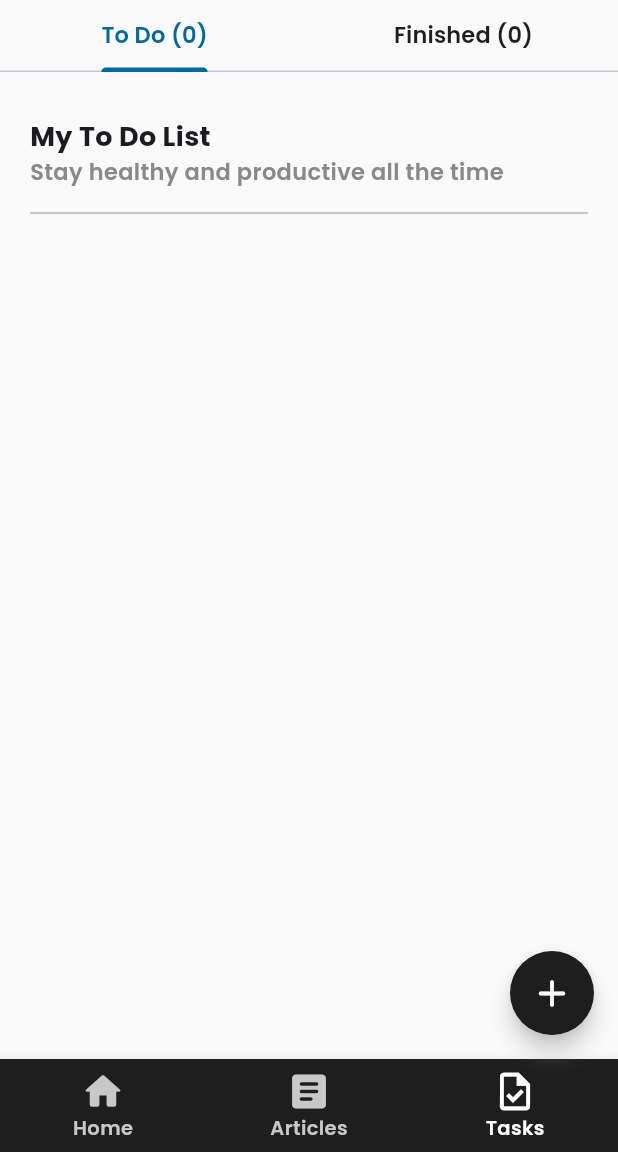
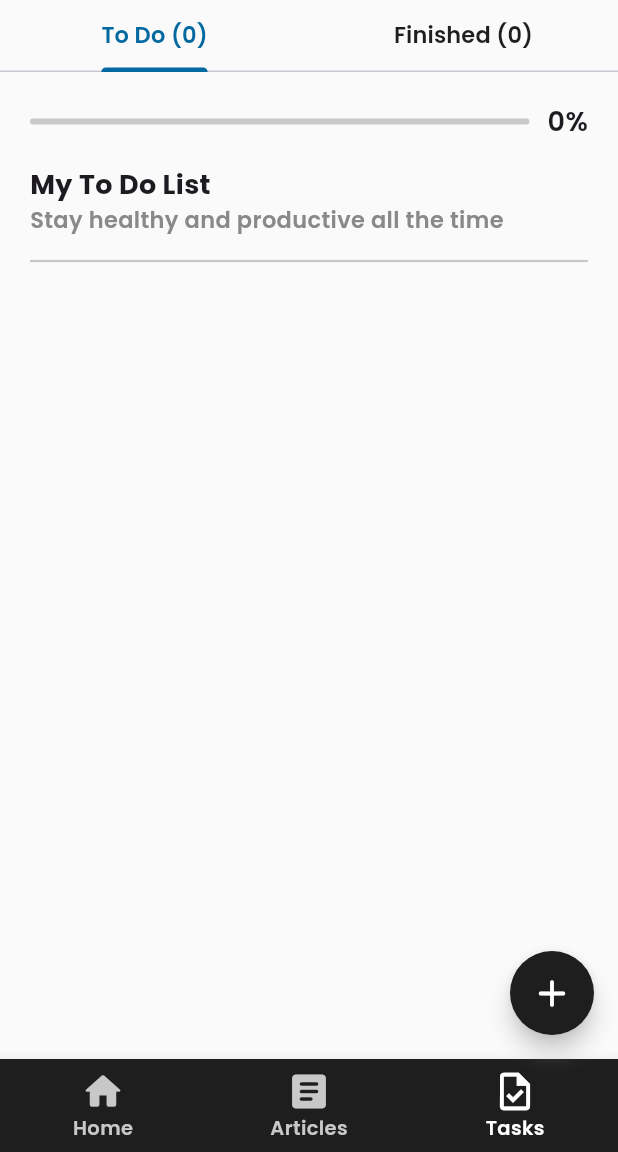
Before and after one commit to evelyn-zhan/cinnamon-health-app, a Flutter app: the screen it shows after launch, item 3 of the bottom bar chosen, on a phone screen of 412 x 824 dp, the part 84-1236 px from its top. Run offline on Flutter 3.47's test engine with Material 3 defaults, Android fonts, the phone set to English and light mode, and no system bars; our stand-ins replace google_fonts.

Commit message:
add Tooltip and LinearProgressIndicator widgets on Tasks page

```diff
--- a/lib/components/add_task_button.dart
+++ b/lib/components/add_task_button.dart
@@ -6,7 +6,9 @@ class AddTaskButton extends StatelessWidget {
 
   @override
   Widget build(BuildContext context) {
-    return FloatingActionButton(
+    return Tooltip(
+      message: "Add New Task",
+      child: FloatingActionButton(
         onPressed: () {
           showModalBottomSheet(
             // backgroundColor: Color(0xFFFAFAFA),
@@ -19,6 +21,7 @@ class AddTaskButton extends StatelessWidget {
         foregroundColor: Colors.white,
         shape: RoundedRectangleBorder(borderRadius: BorderRadius.circular(30)),
         child: Icon(Icons.add_rounded, size: 30)
+      ),
     );
   }
 }
--- a/lib/components/todo_list.dart
+++ b/lib/components/todo_list.dart
@@ -15,7 +15,7 @@ class ToDoList extends StatelessWidget {
   @override
   Widget build(BuildContext context) {
     return Padding(
-      padding: EdgeInsets.symmetric(horizontal: 20, vertical: 30),
+      padding: EdgeInsets.all(20),
       child: SizedBox(
         width: double.infinity,
         child: Column(
@@ -24,6 +24,31 @@ class ToDoList extends StatelessWidget {
             Column(
               crossAxisAlignment: CrossAxisAlignment.start,
               children: [
+                Row(
+                  crossAxisAlignment: CrossAxisAlignment.center,
+                  children: [
+                    Expanded(
+                      child: LinearProgressIndicator(
+                        value: context.watch<TodoProvider>().todoList.isEmpty
+                          ? 0
+                          : context.watch<TodoProvider>().todoList.where((task) => task["done"]).length / context.watch<TodoProvider>().todoList.length,
+                        backgroundColor: Color(0xFFC8C8C8),
+                        color: Color(0xFF0369A1),
+                        borderRadius: BorderRadius.circular(5),
+                      ),
+                    ),
+                    SizedBox(width: 12),
+                    Text(
+                      "${
+                        context.watch<TodoProvider>().todoList.isEmpty
+                        ? 0
+                        : (context.watch<TodoProvider>().todoList.where((task) => task["done"]).length / context.watch<TodoProvider>().todoList.length * 100).toInt()
+                      }%",
+                      style: GoogleFonts.poppins(fontSize: 18, fontWeight: FontWeight.w600)
+                    )
+                  ],
+                ),
+                SizedBox(height: 16),
                 Text(
                   !isFinished ? "My To Do List" : "My Finished Tasks",
                   style: GoogleFonts.poppins(fontSize: 18, fontWeight: FontWeight.w700)
```
Lines whose indentation alone changed are shown as unchanged.
